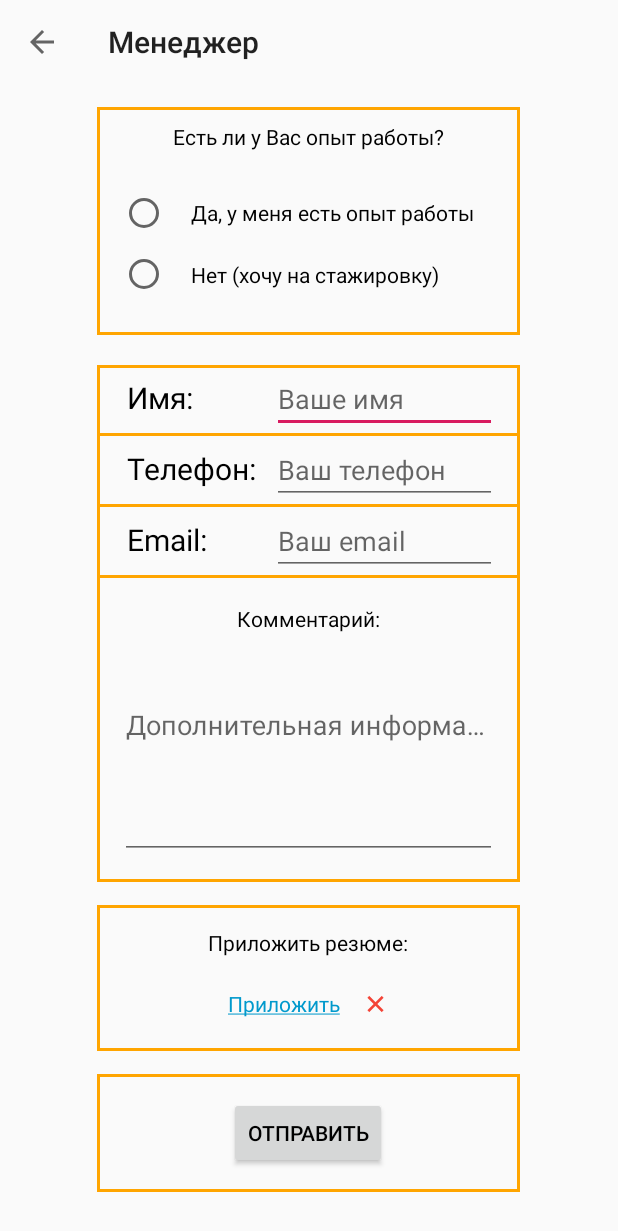
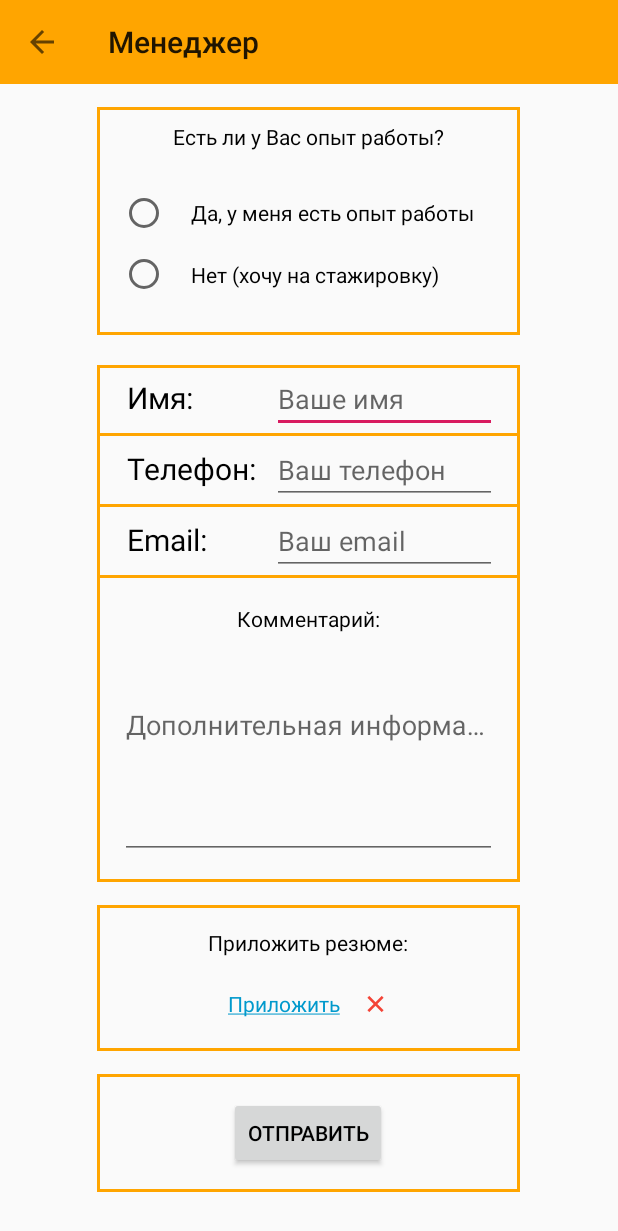
Before and after one commit to KirstenLy/hr, an Android app: the ManagerProfessionActivity screen opened directly, with no data from a screen before it, on a phone screen of 412 x 824 dp. Shown: the top 1231 px of the screen. Run offline under Robolectric (Android 15) with nearby library versions, the phone set to English and light mode, and no system bars.

Commit message:
10.12, 17:21 + Фикс фикса ><

```diff
--- a/app/src/main/res/layout/activity_manager_profession.xml
+++ b/app/src/main/res/layout/activity_manager_profession.xml
@@ -8,7 +8,8 @@
     <android.support.v7.widget.Toolbar
         android:id="@+id/actionbar_profession_manager"
         android:layout_width="match_parent"
-        android:layout_height="wrap_content" />
+        android:layout_height="wrap_content"
+        style="@style/ActionBarStyle"/>
 
     <ScrollView
         android:layout_width="match_parent"
```
